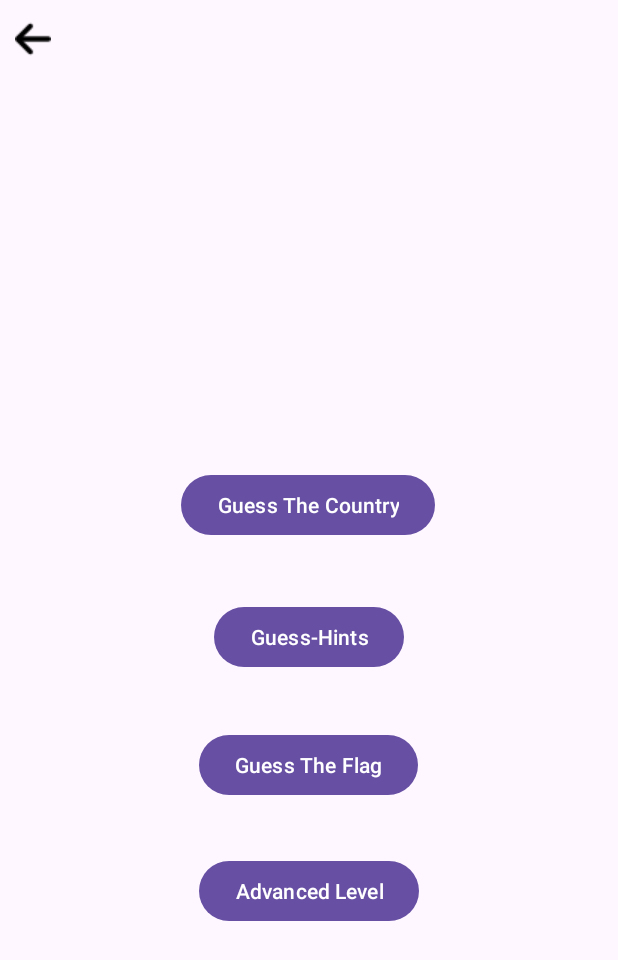
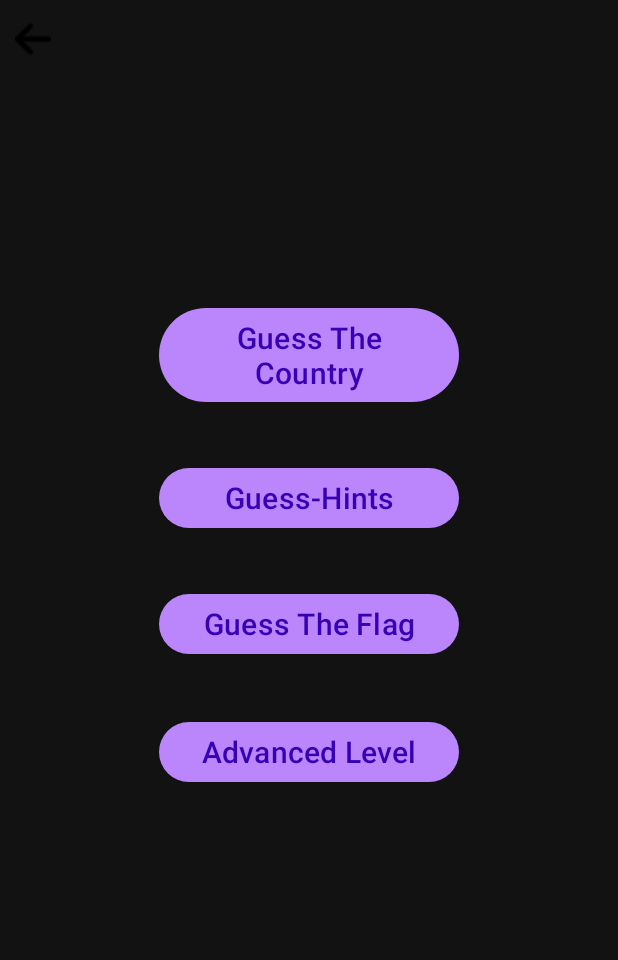
Before and after one commit to AodanHardy/FlagGameApp, an Android app: the NewCountryGameActivity screen opened directly, with no data from a screen before it, on a phone screen of 412 x 824 dp. Shown: the top 960 px of the screen. Run offline under Robolectric (Android 15) with nearby library versions, the phone set to English and light mode, and no system bars.

Commit message:
dims added and menu ui updated

```diff
--- a/app/src/main/res/layout/activity_new_country_game.xml
+++ b/app/src/main/res/layout/activity_new_country_game.xml
@@ -4,48 +4,70 @@
     xmlns:tools="http://schemas.android.com/tools"
     android:layout_width="match_parent"
     android:layout_height="match_parent"
+    android:background="@color/background"
     tools:context=".NewCountryGameActivity">
 
     <Button
+
         android:id="@+id/guessTheCountryBtn"
         android:layout_width="wrap_content"
         android:layout_height="wrap_content"
-        android:layout_marginBottom="40dp"
+        android:layout_marginTop="201dp"
+
+        android:width="@dimen/button_width"
         android:text="Guess The Country"
-        app:layout_constraintBottom_toTopOf="@+id/guessHintsBtn"
+        android:textColor="@color/button_text"
+        android:textSize="@dimen/button_text_size"
+        app:backgroundTint="@color/button"
         app:layout_constraintEnd_toEndOf="parent"
-        app:layout_constraintHorizontal_bias="0.497"
-        app:layout_constraintStart_toStartOf="parent" />
+        app:layout_constraintStart_toStartOf="parent"
+        app:layout_constraintTop_toTopOf="parent" />
 
     <Button
+
         android:id="@+id/guessHintsBtn"
         android:layout_width="wrap_content"
         android:layout_height="wrap_content"
-        android:layout_marginStart="10dp"
-        android:layout_marginBottom="37dp"
+
+        android:layout_marginTop="36dp"
+        android:width="@dimen/button_width"
         android:text="Guess-Hints"
-        app:layout_constraintBottom_toTopOf="@+id/guessTheFlagBtn"
-        app:layout_constraintStart_toStartOf="@+id/guessTheFlagBtn" />
+        android:textColor="@color/button_text"
+        android:textSize="@dimen/button_text_size"
+        app:backgroundTint="@color/button"
+        app:layout_constraintStart_toStartOf="@+id/guessTheCountryBtn"
+        app:layout_constraintTop_toBottomOf="@+id/guessTheCountryBtn" />
 
     <Button
+
         android:id="@+id/guessTheFlagBtn"
         android:layout_width="wrap_content"
         android:layout_height="wrap_content"
-        android:layout_marginBottom="36dp"
+        android:layout_marginTop="36dp"
+
+        android:width="@dimen/button_width"
         android:text="Guess The Flag"
-        app:layout_constraintBottom_toTopOf="@+id/advancedLevelBtn"
-        app:layout_constraintStart_toStartOf="@+id/advancedLevelBtn" />
+        android:textColor="@color/button_text"
+        android:textSize="@dimen/button_text_size"
+        app:backgroundTint="@color/button"
+        app:layout_constraintStart_toStartOf="@+id/guessHintsBtn"
+        app:layout_constraintTop_toBottomOf="@+id/guessHintsBtn" />
+
 
     <Button
+
         android:id="@+id/advancedLevelBtn"
         android:layout_width="wrap_content"
         android:layout_height="wrap_content"
-        android:layout_marginBottom="206dp"
+        android:layout_marginTop="37dp"
+
+        android:width="@dimen/button_width"
         android:text="Advanced Level"
-        app:layout_constraintBottom_toBottomOf="parent"
-        app:layout_constraintEnd_toEndOf="parent"
-        app:layout_constraintStart_toStartOf="parent" />
-
+        android:textColor="@color/button_text"
+        android:textSize="@dimen/button_text_size"
+        app:backgroundTint="@color/button"
+        app:layout_constraintStart_toStartOf="@+id/guessTheFlagBtn"
+        app:layout_constraintTop_toBottomOf="@+id/guessTheFlagBtn" />
 
     <Button
         android:id="@+id/newCountryBackBtn"
--- a/app/src/main/res/values/colors.xml
+++ b/app/src/main/res/values/colors.xml
@@ -3,7 +3,7 @@
     <color name="black">#FF000000</color>
     <color name="white">#FFFFFFFF</color>
 
-    <!-- my custom colour scheme -->
+
     <color name="background">#121212</color>
 
     <!-- Text -->
--- /dev/null
+++ b/app/src/main/res/values/dimens.xml
@@ -0,0 +1,11 @@
+<?xml version="1.0" encoding="utf-8"?>
+<resources>
+
+    <!-- Text -->
+    <dimen name="title_size">44sp</dimen>
+
+
+    <!-- buttons -->
+    <dimen name="button_width">200dp</dimen>
+    <dimen name="button_text_size">20sp</dimen>
+</resources>
```
Also changed, not shown: app/src/main/res/layout/activity_main.xml (+22 -12 lines).
